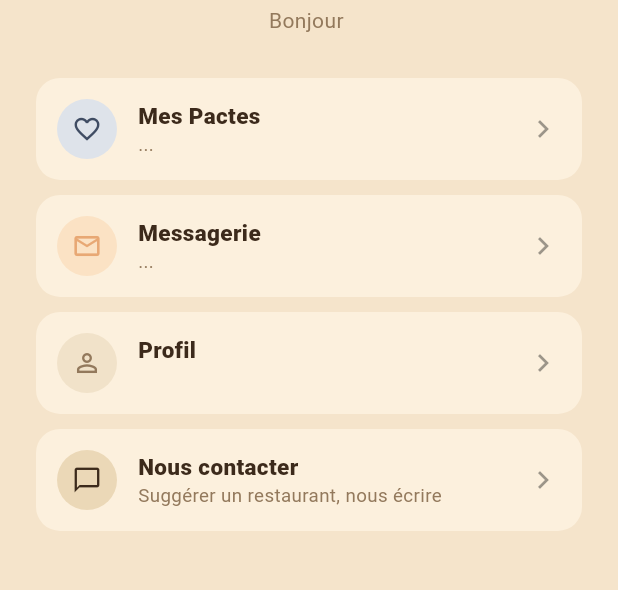
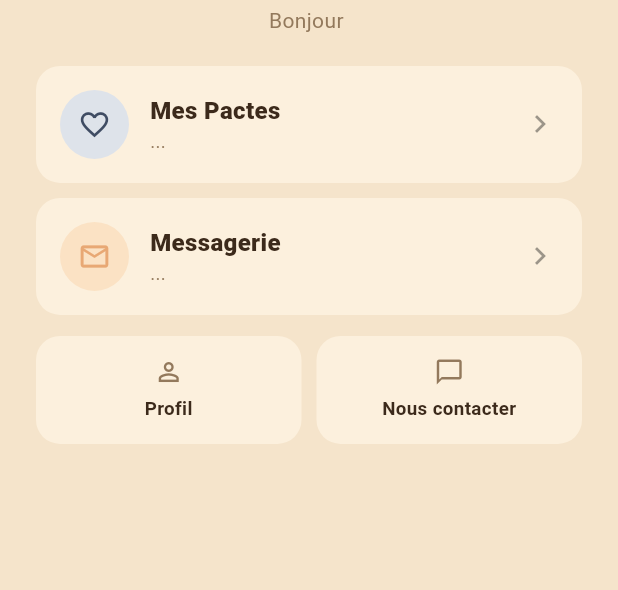
Before and after one commit to kevinarner/le_pacte, a Flutter app: the MenuPrincipalScreen screen opened directly with empty values, on a phone screen of 412 x 824 dp, the part 227-817 px from its top. Run offline on Flutter 3.47's test engine with Material 3 defaults, Android fonts, the phone set to English and light mode, and no system bars; our stand-ins replace firebase_core, firebase_messaging, image_picker, supabase_flutter; missing offline and left inert: dart:js_interop; accounts and stored records are empty.

Commit message:
Hub : carte du prochain pacte, badge d'action requise, hiérarchie visuelle
- Une carte "Ton prochain pacte" apparaît en haut du hub quand un pacte
  confirmé a une date à venir (date, avec qui, restaurant), et ouvre
  directement son détail.
- La tuile "Mes Pactes" affiche un badge quand au moins un pacte attend
  une action de l'utilisateur (son tour de choisir une date, ou de
  répondre) — même logique que DetailPacteScreen.
- Hiérarchie visuelle : Mes Pactes et Messagerie restent des tuiles
  pleine largeur ; Profil et Nous contacter, moins fréquents, passent
  en tuiles compactes côte à côte.

Co-Authored-By: Claude Sonnet 5 <noreply@anthropic.com>
Claude-Session: https://claude.ai/code/session_016L6SUTJygDZPTq4He5HGk8

```diff
--- a/lib/screens/root/menu_principal_screen.dart
+++ b/lib/screens/root/menu_principal_screen.dart
@@ -1,16 +1,19 @@
 import 'package:flutter/material.dart';
 
+import '../../models/pacte.dart';
 import '../../models/statut_pacte.dart';
 import '../../services/app_store.dart';
 import '../../services/pacte_repository.dart';
 import '../../theme/app_theme.dart';
+import '../../utils/date_fr.dart';
 import '../accueil/accueil_screen.dart';
 import '../contact/contact_screen.dart';
+import '../detail_pacte/detail_pacte_screen.dart';
 import '../messagerie/messagerie_screen.dart';
 import '../profil/profil_screen.dart';
 
-/// Écran d'accueil général après connexion : donne accès aux trois
-/// grandes sections (Mes Pactes, Messagerie, Profil) plutôt que
+/// Écran d'accueil général après connexion : donne accès aux quatre
+/// sections (Mes Pactes, Messagerie, Profil, Nous contacter) plutôt que
 /// d'atterrir directement sur l'une d'elles. Chacune ramène ici d'un tap
 /// sur son logo, ce qui remplace l'ancienne barre de navigation basse.
 class MenuPrincipalScreen extends StatefulWidget {
@@ -28,7 +31,7 @@ class MenuPrincipalScreen extends StatefulWidget {
 }
 
 class _MenuPrincipalScreenState extends State<MenuPrincipalScreen> {
-  int? pactesEnCours;
+  List<Pacte>? mesPactes;
   int? nombreConversations;
 
   @override
@@ -41,14 +44,7 @@ class _MenuPrincipalScreenState extends State<MenuPrincipalScreen> {
     try {
       final pactes = await PacteRepository.mesPactes();
       if (!mounted) return;
-      setState(() {
-        pactesEnCours = pactes
-            .where((p) =>
-                p.statut != StatutPacte.maintenu &&
-                p.statut != StatutPacte.annule &&
-                p.statut != StatutPacte.annuleDoubleAbsence)
-            .length;
-      });
+      setState(() => mesPactes = pactes);
     } catch (_) {
       // Purement indicatif : on laisse simplement vide si ça échoue.
     }
@@ -61,6 +57,45 @@ class _MenuPrincipalScreenState extends State<MenuPrincipalScreen> {
     }
   }
 
+  bool _jeSuisInitiateur(Pacte p) => p.initiateur.idTitulaire == AppStore.moi.id;
+
+  /// Un pacte attend une action de ma part : c'est mon tour de choisir
+  /// une date, ou (côté destinataire) de répondre — même logique que
+  /// `DetailPacteScreen`.
+  bool _actionRequise(Pacte p) {
+    final initiateur = _jeSuisInitiateur(p);
+    final estMonTourDate =
+        (initiateur && p.statut == StatutPacte.enAttenteChoixDateInitiateur) ||
+            (!initiateur && p.statut == StatutPacte.enAttenteChoixDateDestinataire);
+    final estMonTourReponse = !initiateur && p.statut == StatutPacte.enAttenteReponse;
+    return estMonTourDate || estMonTourReponse;
+  }
+
+  Pacte? get _prochainPacte {
+    final liste = mesPactes;
+    if (liste == null) return null;
+    final maintenant = DateTime.now();
+    final confirmes = liste
+        .where((p) =>
+            p.statut == StatutPacte.confirme &&
+            p.dateRetenue != null &&
+            p.dateRetenue!.isAfter(maintenant))
+        .toList()
+      ..sort((a, b) => a.dateRetenue!.compareTo(b.dateRetenue!));
+    return confirmes.isEmpty ? null : confirmes.first;
+  }
+
+  int get _pactesEnCours =>
+      mesPactes
+          ?.where((p) =>
+              p.statut != StatutPacte.maintenu &&
+              p.statut != StatutPacte.annule &&
+              p.statut != StatutPacte.annuleDoubleAbsence)
+          .length ??
+      0;
+
+  int get _nombreActionsRequises => mesPactes?.where(_actionRequise).length ?? 0;
+
   Future<void> _ouvrir(Widget ecran) async {
     await Navigator.push(context, MaterialPageRoute(builder: (_) => ecran));
     widget.onChanged();
@@ -69,9 +104,11 @@ class _MenuPrincipalScreenState extends State<MenuPrincipalScreen> {
 
   @override
   Widget build(BuildContext context) {
+    final prochain = _prochainPacte;
+
     return Scaffold(
       body: SafeArea(
-        child: Padding(
+        child: SingleChildScrollView(
           padding: const EdgeInsets.fromLTRB(24, 32, 24, 24),
           child: Column(
             crossAxisAlignment: CrossAxisAlignment.center,
@@ -82,19 +119,22 @@ class _MenuPrincipalScreenState extends State<MenuPrincipalScreen> {
               const SizedBox(height: 4),
               Text('Bonjour ${AppStore.moi.prenom}',
                   style: const TextStyle(color: AppColors.texteAttenue)),
-              const SizedBox(height: 28),
-              _tuile(
+              const SizedBox(height: 20),
+              if (prochain != null) ...[
+                _cartePlusProche(prochain),
+                const SizedBox(height: 16),
+              ],
+              _tuilePrincipale(
                 icone: Icons.favorite_outline,
                 fond: AppColors.accentClair,
                 iconeColor: AppColors.accentFonce,
                 label: 'Mes Pactes',
-                sousLabel: pactesEnCours == null
-                    ? '...'
-                    : '$pactesEnCours en cours',
+                sousLabel: mesPactes == null ? '...' : '$_pactesEnCours en cours',
+                badge: _nombreActionsRequises > 0 ? _nombreActionsRequises : null,
                 onTap: () => _ouvrir(AccueilScreen(onChanged: widget.onChanged)),
               ),
               const SizedBox(height: 10),
-              _tuile(
+              _tuilePrincipale(
                 icone: Icons.mail_outline,
                 fond: AppColors.pecheClair,
                 iconeColor: AppColors.peche,
@@ -106,26 +146,28 @@ class _MenuPrincipalScreenState extends State<MenuPrincipalScreen> {
                         : '$nombreConversations conversation${nombreConversations! > 1 ? 's' : ''}',
                 onTap: () => _ouvrir(const MessagerieScreen()),
               ),
-              const SizedBox(height: 10),
-              _tuile(
+              const SizedBox(height: 14),
+              Row(
+                children: [
+                  Expanded(
+                    child: _tuileSecondaire(
                       icone: Icons.person_outline,
-                fond: AppColors.neutre,
-                iconeColor: AppColors.texteAttenue,
                       label: 'Profil',
-                sousLabel: AppStore.moi.nomComplet,
                       onTap: () => _ouvrir(ProfilScreen(
                         onDeconnexion: widget.onDeconnexion,
                         onChanged: widget.onChanged,
                       )),
                     ),
-              const SizedBox(height: 10),
-              _tuile(
+                  ),
+                  const SizedBox(width: 10),
+                  Expanded(
+                    child: _tuileSecondaire(
                       icone: Icons.chat_bubble_outline,
-                fond: AppColors.outline,
-                iconeColor: AppColors.texte,
                       label: 'Nous contacter',
-                sousLabel: 'Suggérer un restaurant, nous écrire',
                       onTap: () => _ouvrir(const ContactScreen()),
+                    ),
+                  ),
+                ],
               ),
             ],
           ),
@@ -134,12 +176,115 @@ class _MenuPrincipalScreenState extends State<MenuPrincipalScreen> {
     );
   }
 
-  Widget _tuile({
+  Widget _cartePlusProche(Pacte pacte) {
+    final autreNom = _jeSuisInitiateur(pacte)
+        ? pacte.destinataire.nomTitulaire
+        : pacte.initiateur.nomTitulaire;
+    return Card(
+      color: AppColors.accentFonce,
+      child: InkWell(
+        borderRadius: BorderRadius.circular(radiusLg),
+        onTap: () => _ouvrir(DetailPacteScreen(pacte: pacte)),
+        child: Padding(
+          padding: const EdgeInsets.all(16),
+          child: Column(
+            crossAxisAlignment: CrossAxisAlignment.start,
+            children: [
+              const Text(
+                'TON PROCHAIN PACTE',
+                style: TextStyle(
+                  fontSize: 10.5,
+                  fontWeight: FontWeight.w700,
+                  color: AppColors.accentClair,
+                  letterSpacing: 0.06,
+                ),
+              ),
+              const SizedBox(height: 6),
+              Text(
+                formaterDateEtHeure(pacte.dateRetenue!),
+                style: const TextStyle(
+                  fontSize: 15,
+                  fontWeight: FontWeight.w800,
+                  color: Colors.white,
+                ),
+              ),
+              const SizedBox(height: 2),
+              Text(
+                'Avec $autreNom'
+                '${pacte.restaurantRetenu != null ? ' · ${pacte.restaurantRetenu!.nom}' : ''}',
+                style: const TextStyle(fontSize: 13, color: AppColors.accentClair),
+              ),
+            ],
+          ),
+        ),
+      ),
+    );
+  }
+
+  Widget _tuilePrincipale({
     required IconData icone,
     required Color fond,
     required Color iconeColor,
     required String label,
     required String sousLabel,
+    required VoidCallback onTap,
+    int? badge,
+  }) {
+    return Card(
+      child: InkWell(
+        borderRadius: BorderRadius.circular(radiusLg),
+        onTap: onTap,
+        child: Padding(
+          padding: const EdgeInsets.all(16),
+          child: Row(
+            children: [
+              Container(
+                width: 46,
+                height: 46,
+                decoration: BoxDecoration(color: fond, shape: BoxShape.circle),
+                alignment: Alignment.center,
+                child: Icon(icone, color: iconeColor, size: 22),
+              ),
+              const SizedBox(width: 14),
+              Expanded(
+                child: Column(
+                  crossAxisAlignment: CrossAxisAlignment.start,
+                  children: [
+                    Text(label, style: const TextStyle(fontWeight: FontWeight.w800, fontSize: 16)),
+                    Text(sousLabel,
+                        style: const TextStyle(fontSize: 12.5, color: AppColors.texteAttenue)),
+                  ],
+                ),
+              ),
+              if (badge != null) ...[
+                Container(
+                  padding: const EdgeInsets.symmetric(horizontal: 7, vertical: 3),
+                  decoration: BoxDecoration(
+                    color: AppColors.erreur,
+                    borderRadius: BorderRadius.circular(999),
+                  ),
+                  child: Text(
+                    '$badge',
+                    style: const TextStyle(
+                      fontSize: 11,
+                      fontWeight: FontWeight.w800,
+                      color: Colors.white,
+                    ),
+                  ),
+                ),
+                const SizedBox(width: 8),
+              ],
+              const Icon(Icons.chevron_right, color: Colors.black38),
+            ],
+          ),
+        ),
+      ),
+    );
+  }
+
+  Widget _tuileSecondaire({
+    required IconData icone,
+    required String label,
     required VoidCallback onTap,
   }) {
     return Card(
@@ -147,28 +292,16 @@ class _MenuPrincipalScreenState extends State<MenuPrincipalScreen> {
         borderRadius: BorderRadius.circular(radiusLg),
         onTap: onTap,
         child: Padding(
-          padding: const EdgeInsets.all(14),
-          child: Row(
+          padding: const EdgeInsets.symmetric(vertical: 14, horizontal: 10),
+          child: Column(
             children: [
-              Container(
-                width: 40,
-                height: 40,
-                decoration: BoxDecoration(color: fond, shape: BoxShape.circle),
-                alignment: Alignment.center,
-                child: Icon(icone, color: iconeColor, size: 20),
+              Icon(icone, color: AppColors.texteAttenue, size: 20),
+              const SizedBox(height: 6),
+              Text(
+                label,
+                style: const TextStyle(fontWeight: FontWeight.w700, fontSize: 12.5),
+                textAlign: TextAlign.center,
               ),
-              const SizedBox(width: 14),
-              Expanded(
-                child: Column(
-                  crossAxisAlignment: CrossAxisAlignment.start,
-                  children: [
-                    Text(label, style: const TextStyle(fontWeight: FontWeight.w800, fontSize: 15)),
-                    Text(sousLabel,
-                        style: const TextStyle(fontSize: 12.5, color: AppColors.texteAttenue)),
-                  ],
-                ),
-              ),
-              const Icon(Icons.chevron_right, color: Colors.black38),
             ],
           ),
         ),
```
Lines whose indentation alone changed are shown as unchanged.
